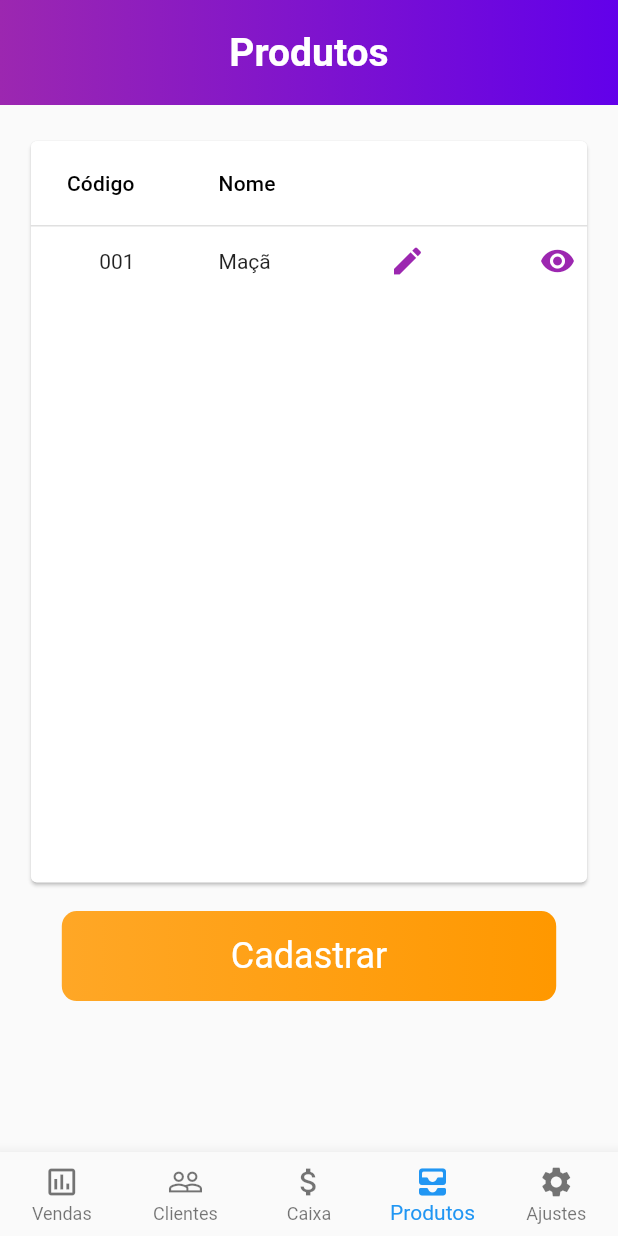
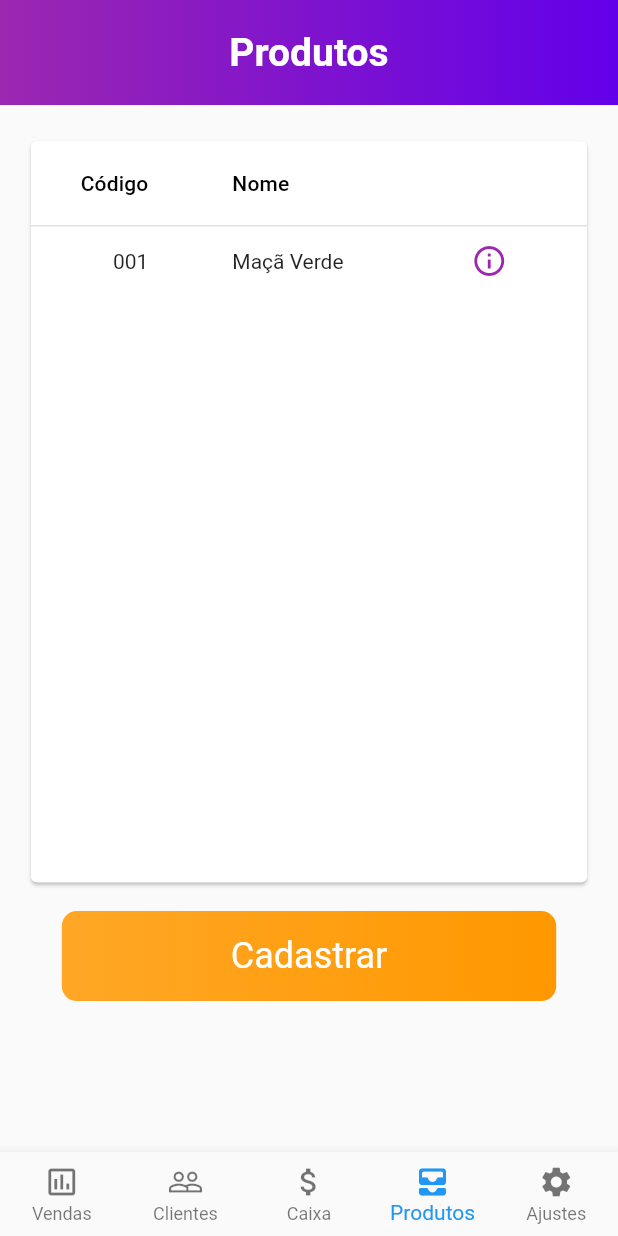
Before and after one commit to deividepaulino1/isell, a Flutter app: the HomePage screen opened by its route, item 4 of the bottom bar chosen, on a phone screen of 412 x 824 dp. Run offline on Flutter 3.47's test engine with Material 2 defaults, Android fonts, the phone set to English and light mode, and no system bars; our stand-ins replace page_transition, responsive_sizer.

Commit message:
finalizada a tela de produtos e edição de produto

```diff
--- a/lib/components/produtos-table/produtos-table-list.dart
+++ b/lib/components/produtos-table/produtos-table-list.dart
@@ -18,28 +18,23 @@ class ProdutosTable extends StatelessWidget {
         DataColumn(numeric: true, label: Text('Código')),
         DataColumn(label: Text('Nome')),
         DataColumn(label: Text('')),
-        DataColumn(label: Text('')),
       ],
       rows: [
         // ignore: prefer_const_literals_to_create_immutables
         DataRow(selected: selected(), cells: [
           DataCell(Text('001')),
-          DataCell(Text('Maçã')),
+          DataCell(Text('Maçã Verde')),
           DataCell(
             TextButton(
               onPressed: () {
                 Navigator.pushNamed(context, '/editarProdutos');
               },
               child: Icon(
-                Icons.edit,
+                Icons.info_outlined,
                 color: Colors.purple,
               ),
             ),
           ),
-          DataCell(Icon(
-            Icons.remove_red_eye,
-            color: Colors.purple,
-          )),
         ]),
       ],
     );
--- a/lib/components/shared/btn-component.dart
+++ b/lib/components/shared/btn-component.dart
@@ -1,10 +1,21 @@
+// ignore_for_file: avoid_init_to_null
+
 import 'package:flutter/cupertino.dart';
 import 'package:flutter/material.dart';
 import 'package:flutter/src/foundation/key.dart';
 import 'package:flutter/src/widgets/framework.dart';
 
 class BtnComponent extends StatelessWidget {
-  const BtnComponent({Key? key}) : super(key: key);
+  String nome;
+  LinearGradient gradiente;
+  void Function() funcao;
+
+  BtnComponent({
+    Key? key,
+    this.nome = 'Cadastrar',
+    required this.gradiente,
+    required this.funcao,
+  }) : super(key: key);
 
   @override
   Widget build(BuildContext context) {
@@ -12,21 +23,15 @@ class BtnComponent extends StatelessWidget {
       height: 60,
       width: double.infinity,
       decoration: BoxDecoration(
-        color: Colors.orange,
-        gradient: LinearGradient(
-          colors: [
-            Colors.orange.shade400,
-            Colors.orange,
-          ],
-        ),
+        gradient: gradiente,
         borderRadius: BorderRadius.all(
           Radius.circular(10),
         ),
       ),
       child: TextButton(
-        onPressed: () {},
+        onPressed: funcao,
         child: Text(
-          'Cadastrar',
+          nome,
           style: TextStyle(
             fontSize: 24,
             fontWeight: FontWeight.w400,
--- a/lib/components/shared/topBar-component.dart
+++ b/lib/components/shared/topBar-component.dart
@@ -4,7 +4,11 @@ import 'package:flutter/src/foundation/key.dart';
 import 'package:flutter/src/widgets/framework.dart';
 
 class topBarComponent extends StatelessWidget {
-  const topBarComponent({Key? key}) : super(key: key);
+  String titulo;
+  topBarComponent({
+    Key? key,
+    this.titulo = 'titulo',
+  }) : super(key: key);
 
   @override
   Widget build(BuildContext context) {
@@ -21,7 +25,7 @@ class topBarComponent extends StatelessWidget {
       ),
       child: Center(
           child: Text(
-        'Produtos',
+        titulo,
         style: TextStyle(
           fontSize: 26,
           fontWeight: FontWeight.bold,
--- a/lib/main.dart
+++ b/lib/main.dart
@@ -49,7 +49,7 @@ class MyApp extends StatelessWidget {
                 return PageTransition(
                   child: EditarProdutosPage(),
                   //aqui define o tipo de animação de transição de tela
-                  type: PageTransitionType.fade,
+                  type: PageTransitionType.topToBottom,
                   settings: settings,
                 );
 
--- a/lib/pages/produtos/produtos-page.dart
+++ b/lib/pages/produtos/produtos-page.dart
@@ -14,7 +14,9 @@ class ProdutosPage extends StatelessWidget {
         child: Center(
           child: Column(
             children: [
-              topBarComponent(),
+              topBarComponent(
+                titulo: 'Produtos',
+              ),
               SizedBox(
                 height: 20,
               ),
@@ -31,7 +33,15 @@ class ProdutosPage extends StatelessWidget {
                     right: Adaptive.h(5),
                     top: 15,
                   ),
-                  child: BtnComponent()),
+                  child: BtnComponent(
+                    funcao: () {},
+                    gradiente: LinearGradient(
+                      colors: [
+                        Colors.orange.shade400,
+                        Colors.orange,
+                      ],
+                    ),
+                  )),
             ],
           ),
         ),
```
Also changed, not shown: lib/components/produtos-table/data-table.dart (added, +114 -0 lines), lib/components/produtos-table/produtos-detail.dart (+28 -3 lines), lib/pages/produtos/editarProdutos-page.dart (+42 -2 lines).
